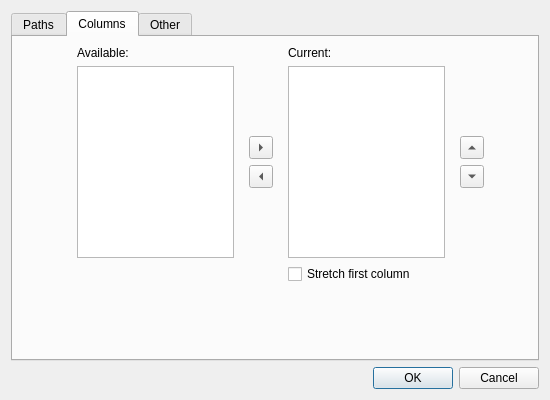
First picture: the form in src/settingsdialog.ui, repository dh4/cen64-qt, before the edit.
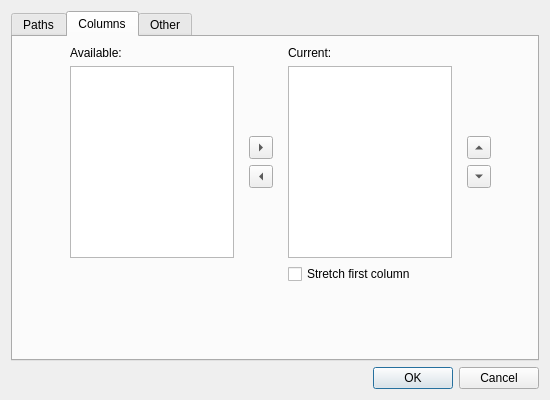
Second picture: the form after the edit. The open tabs and pages were chosen to show the change.

Commit message: Fix ugly horizontal scrollbar in Ubuntu

Patch:
```diff
--- a/src/settingsdialog.ui
+++ b/src/settingsdialog.ui
@@ -238,9 +238,15 @@
          </property>
          <item row="1" column="0">
           <widget class="QListWidget" name="availableList">
-           <property name="maximumSize">
+           <property name="minimumSize">
             <size>
              <width>160</width>
+             <height>0</height>
+            </size>
+           </property>
+           <property name="maximumSize">
+            <size>
+             <width>170</width>
              <height>250</height>
             </size>
            </property>
@@ -284,9 +290,15 @@
          </item>
          <item row="1" column="2">
           <widget class="QListWidget" name="currentList">
-           <property name="maximumSize">
+           <property name="minimumSize">
             <size>
              <width>160</width>
+             <height>0</height>
+            </size>
+           </property>
+           <property name="maximumSize">
+            <size>
+             <width>170</width>
              <height>250</height>
             </size>
            </property>
```
